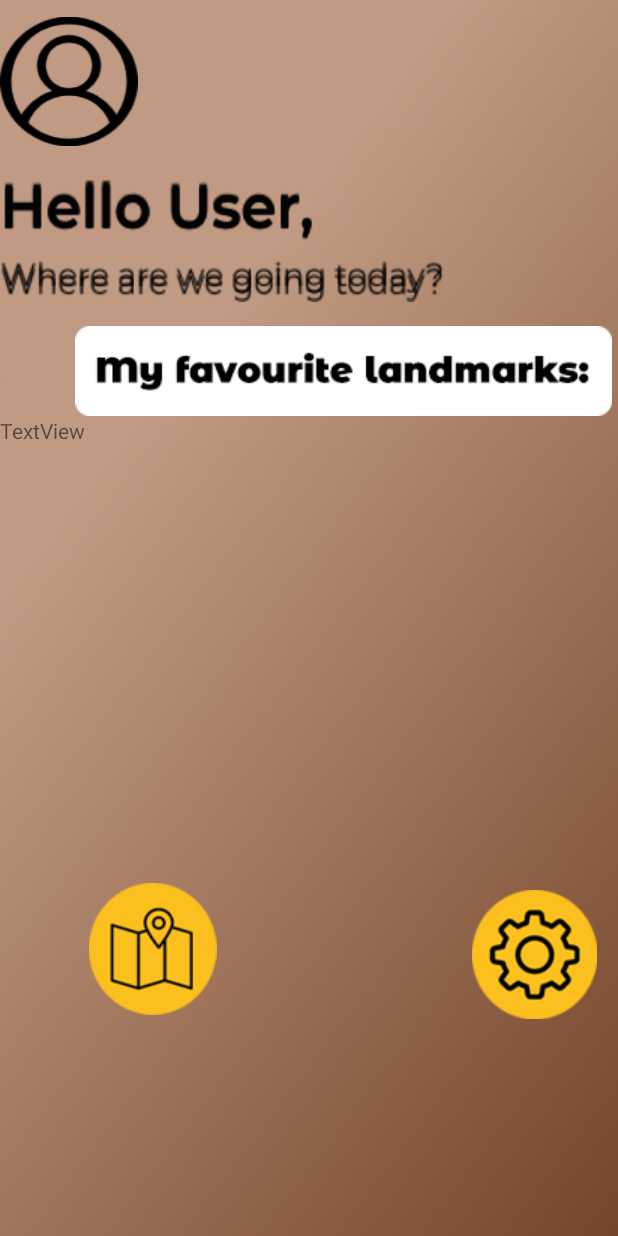
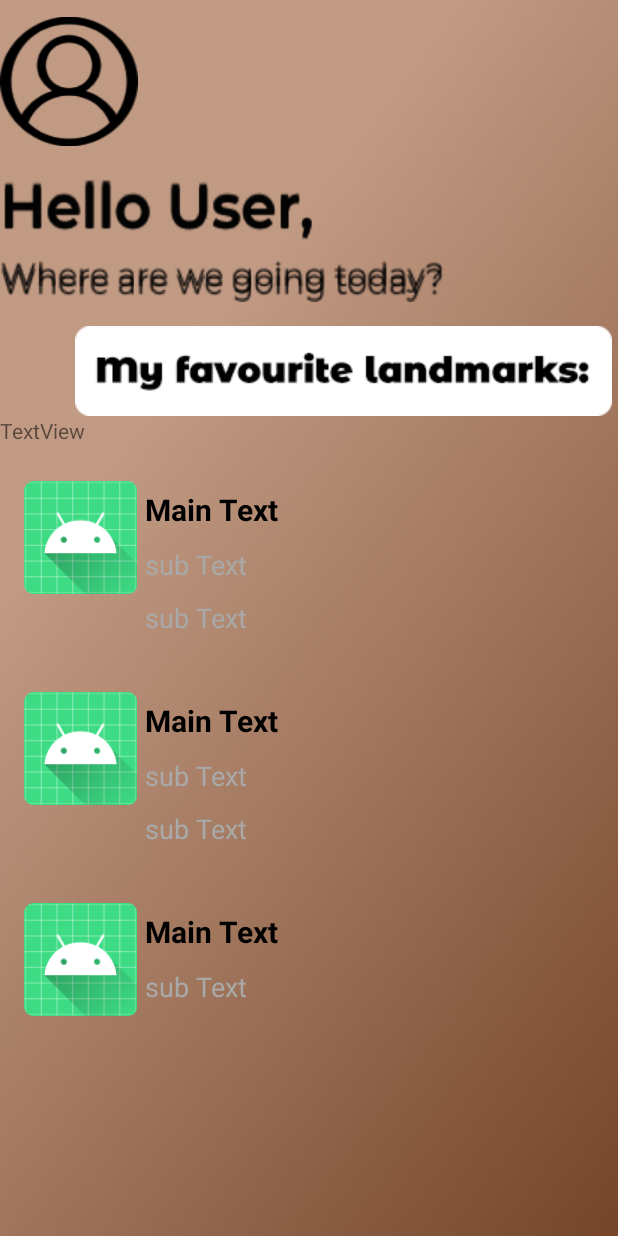
Before and after one commit to sibrinaVDW/HotPotato, an Android app: the layout activity_user_home.xml on its own in the app's theme, with its tools: preview values and no code run, on a phone screen of 412 x 824 dp. Run offline under Robolectric (Android 15) with nearby library versions, the phone set to English and light mode, and no system bars; Roboto replaces fonts that are not available here.

Commit message:
Added favourite landmarks list on profile

```diff
--- a/app/src/main/res/layout/activity_user_home.xml
+++ b/app/src/main/res/layout/activity_user_home.xml
@@ -57,10 +57,15 @@
                 android:text="TextView" />
 
             <androidx.recyclerview.widget.RecyclerView
-                android:id="@+id/recyclerview_settings"
-                android:layout_width="match_parent"
-                android:layout_height="79dp"
-                android:layout_marginTop="20dp" />
+                android:id="@+id/recLandmarkView"
+                android:layout_width="408dp"
+                android:layout_height="381dp"
+                android:layout_marginTop="8dp"
+                app:layout_constraintEnd_toEndOf="parent"
+                app:layout_constraintHorizontal_bias="1.0"
+                app:layout_constraintStart_toStartOf="parent"
+                app:layout_constraintTop_toBottomOf="@+id/txtGoal"
+                tools:listitem="@layout/recycler_list" />
 
             <ImageButton
                 android:id="@+id/imageButton9"
--- /dev/null
+++ b/app/src/main/res/layout/recycler_list.xml
@@ -0,0 +1,52 @@
+<?xml version="1.0" encoding="utf-8"?>
+<LinearLayout xmlns:android="http://schemas.android.com/apk/res/android"
+    android:orientation="horizontal"
+    android:layout_width="match_parent"
+    android:layout_height="wrap_content"
+    android:padding="16dp"
+    >
+
+    <ImageView
+        android:layout_width="75dp"
+        android:layout_height="75dp"
+
+        android:id="@+id/imgThumbnail"
+        android:src="@mipmap/ic_launcher"
+        >
+    </ImageView>
+
+    <LinearLayout
+        android:layout_width="match_parent"
+        android:layout_height="wrap_content"
+        android:orientation="vertical"
+        >
+        <TextView
+            android:layout_width="wrap_content"
+            android:layout_height="wrap_content"
+            android:id="@+id/txtTitle"
+            android:text="Main Text"
+            android:textStyle="bold"
+            android:textSize="20dp"
+            android:layout_margin="5dp"
+            android:textColor="#000"></TextView>
+        <TextView
+            android:layout_width="wrap_content"
+            android:layout_height="wrap_content"
+            android:id="@+id/txtDescription"
+            android:text="sub Text"
+            android:textSize="18dp"
+            android:layout_margin="5dp"
+            android:textColor="#a9a9a9"></TextView>
+
+        <TextView
+            android:layout_width="wrap_content"
+            android:layout_height="wrap_content"
+            android:id="@+id/txtDate"
+            android:text="sub Text"
+            android:textSize="18dp"
+            android:layout_margin="5dp"
+            android:textColor="#a9a9a9"></TextView>
+
+    </LinearLayout>
+
+</LinearLayout>
```
Also changed, not shown: app/src/main/java/com/example/hotpotato/Data.java (added, +28 -0 lines), app/src/main/java/com/example/hotpotato/FavLandmarksAdapter.java (added, +47 -0 lines), app/src/main/java/com/example/hotpotato/UserHome.java (+49 -14 lines), app/src/main/java/com/example/hotpotato/View_Holder.java (added, +26 -0 lines), app/src/main/res/drawable/hotpotato_icon_foreground.png (added).
